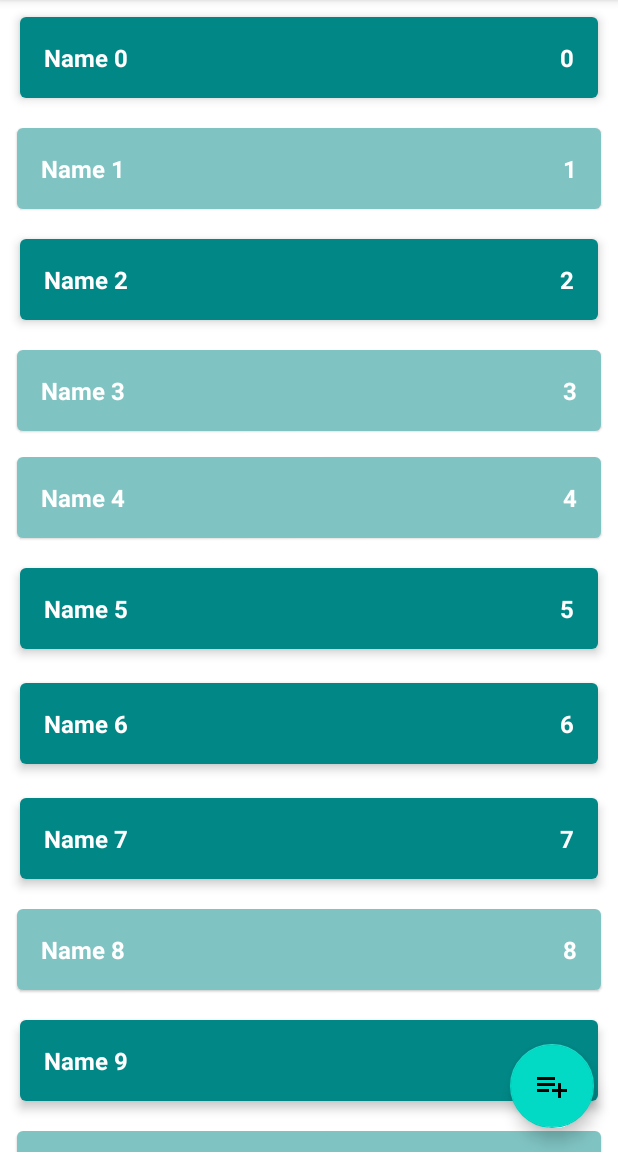
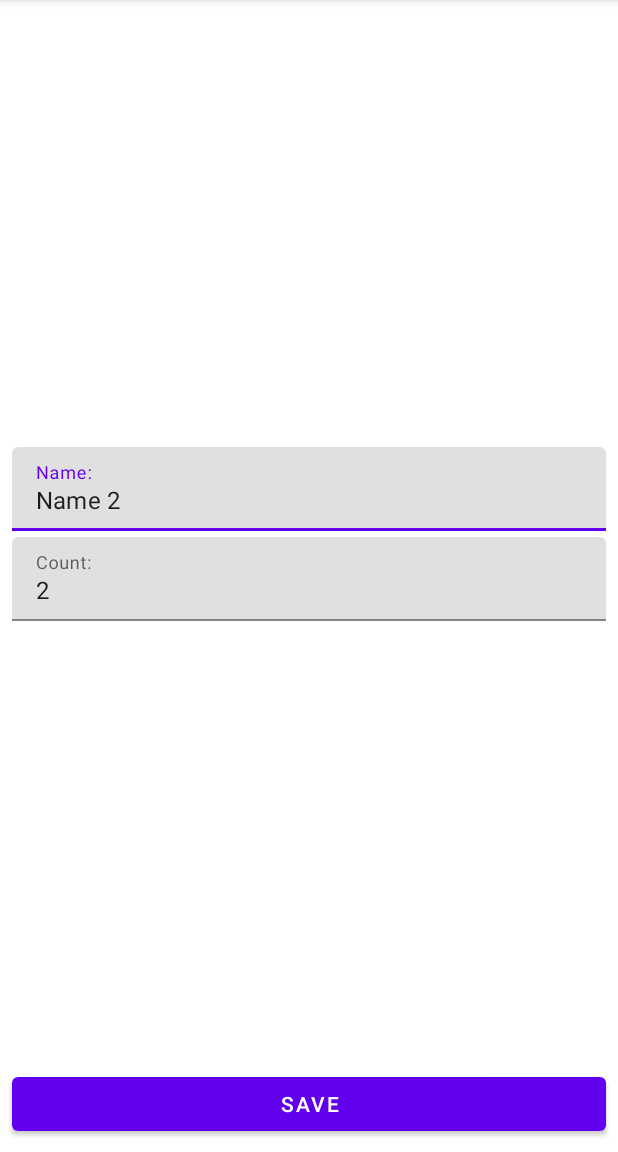
Before and after one commit to DaniilLaureanti/ShoppingList, an Android app: the screen it shows after launch (MainActivity before the commit, ShopItemActivity after it), after a tap on an icon or button, on a phone screen of 412 x 824 dp, the part 84-1236 px from its top. Run offline under Robolectric (Android 15) with nearby library versions, the light colour scheme and no system bars.

Commit message:
Completing the Shop Item Activity

```diff
--- a/app/src/main/java/com/demo/shoppinglist/data/ShopListRepositoryImpl.kt
+++ b/app/src/main/java/com/demo/shoppinglist/data/ShopListRepositoryImpl.kt
@@ -14,7 +14,7 @@ object ShopListRepositoryImpl : ShopListRepository {
     private var autoIncrementId = 0
 
     init {
-        for (i in 0 until 100) {
+        for (i in 0 until 10) {
             val item = ShopItem("Name $i", i, Random.nextBoolean())
             addShopItem(item)
         }
--- a/app/src/main/java/com/demo/shoppinglist/presentation/MainActivity.kt
+++ b/app/src/main/java/com/demo/shoppinglist/presentation/MainActivity.kt
@@ -7,6 +7,7 @@ import androidx.lifecycle.ViewModelProvider
 import androidx.recyclerview.widget.ItemTouchHelper
 import androidx.recyclerview.widget.RecyclerView
 import com.demo.shoppinglist.R
+import com.google.android.material.floatingactionbutton.FloatingActionButton
 
 class MainActivity : AppCompatActivity() {
 
@@ -20,6 +21,11 @@ class MainActivity : AppCompatActivity() {
         viewModel = ViewModelProvider(this)[MainViewModel::class.java]
         viewModel.shopList.observe(this) {
             shopListAdapter.submitList(it)
+        }
+        val buttonAddShopItem = findViewById<FloatingActionButton>(R.id.button_add_shop_item)
+        buttonAddShopItem.setOnClickListener {
+            val intent = ShopItemActivity.newIntentAddItem(this)
+            startActivity(intent)
         }
     }
 
@@ -67,7 +73,8 @@ class MainActivity : AppCompatActivity() {
 
     private fun setupClickListener() {
         shopListAdapter.onShopItemClickListener = {
-            Log.d("TestMyListener", "!!!!!!!")
+            val intent = ShopItemActivity.newIntentEditItem(this, it.id)
+            startActivity(intent)
         }
     }
 
--- a/app/src/main/java/com/demo/shoppinglist/presentation/ShopItemActivity.kt
+++ b/app/src/main/java/com/demo/shoppinglist/presentation/ShopItemActivity.kt
@@ -1,12 +1,160 @@
 package com.demo.shoppinglist.presentation
 
+import android.content.Context
+import android.content.Intent
 import androidx.appcompat.app.AppCompatActivity
 import android.os.Bundle
+import android.text.Editable
+import android.text.TextWatcher
+import android.util.Log
+import android.widget.Button
+import android.widget.EditText
+import androidx.lifecycle.ViewModelProvider
 import com.demo.shoppinglist.R
+import com.demo.shoppinglist.domain.ShopItem
+import com.google.android.material.textfield.TextInputLayout
 
 class ShopItemActivity : AppCompatActivity() {
+
+    private lateinit var viewModel: ShopItemViewModel
+
+    private lateinit var tilName: TextInputLayout
+    private lateinit var tilCount: TextInputLayout
+    private lateinit var etName: EditText
+    private lateinit var etCount: EditText
+    private lateinit var buttonSave: Button
+
+    private var screenMode = MODE_UNKNOWN
+    private var shopItemId = ShopItem.UNDEFINED_ID
+
     override fun onCreate(savedInstanceState: Bundle?) {
         super.onCreate(savedInstanceState)
         setContentView(R.layout.activity_shop_item)
+        parseIntent()
+        viewModel = ViewModelProvider(this)[ShopItemViewModel::class.java]
+        initViews()
+        addTextChangedListeners()
+        launchRightMode()
+        observeViewModel()
+    }
+
+    private fun observeViewModel() {
+        viewModel.errorInputCount.observe(this) {
+            val message = if (it) {
+                getString(R.string.error_input_count)
+            } else {
+                null
+            }
+            tilCount.error = message
+        }
+
+        viewModel.errorInputName.observe(this) {
+            val message = if (it) {
+                getString(R.string.error_input_name)
+            } else {
+                null
+            }
+            tilName.error = message
+        }
+
+        viewModel.shouldCloseScreen.observe(this) {
+            finish()
+        }
+    }
+
+    private fun launchRightMode() {
+        when (screenMode) {
+            MODE_EDIT -> launchEditMode()
+            MODE_ADD -> launchEditAdd()
+        }
+    }
+
+    private fun addTextChangedListeners() {
+        etName.addTextChangedListener(object : TextWatcher {
+            override fun beforeTextChanged(p0: CharSequence?, p1: Int, p2: Int, p3: Int) {
+            }
+
+            override fun onTextChanged(p0: CharSequence?, p1: Int, p2: Int, p3: Int) {
+                viewModel.resetErrorInputName()
+            }
+
+            override fun afterTextChanged(p0: Editable?) {
+            }
+        })
+
+        etCount.addTextChangedListener(object : TextWatcher {
+            override fun beforeTextChanged(p0: CharSequence?, p1: Int, p2: Int, p3: Int) {
+            }
+
+            override fun onTextChanged(p0: CharSequence?, p1: Int, p2: Int, p3: Int) {
+                viewModel.resetErrorInputCount()
+            }
+
+            override fun afterTextChanged(p0: Editable?) {
+            }
+        })
+    }
+
+    private fun launchEditMode() {
+        viewModel.getShopItem(shopItemId)
+        viewModel.shopItem.observe(this) {
+            etName.setText(it.name)
+            etCount.setText(it.count.toString())
+        }
+        buttonSave.setOnClickListener {
+            viewModel.editShopItem(etName.text?.toString(), etCount.text?.toString())
+        }
+    }
+
+    private fun launchEditAdd() {
+        buttonSave.setOnClickListener {
+            viewModel.addShopItem(etName.text?.toString(), etCount.text?.toString())
+        }
+    }
+
+    fun parseIntent() {
+        if (!intent.hasExtra(EXTRA_SCREEN_MODE)) {
+            throw RuntimeException("Param screen mode is absent")
+        }
+        val mode = intent.getStringExtra(EXTRA_SCREEN_MODE)
+        if (mode != MODE_EDIT && mode != MODE_ADD) {
+            throw RuntimeException("Unknown screen mode $mode")
+        }
+        screenMode = mode
+        if (screenMode == MODE_EDIT) {
+            if (!intent.hasExtra(EXTRA_SHOP_ITEM_ID)) {
+                throw RuntimeException("Param shop item id is absent")
+            }
+            shopItemId = intent.getIntExtra(EXTRA_SHOP_ITEM_ID, ShopItem.UNDEFINED_ID)
+        }
+    }
+
+    private fun initViews() {
+        tilName = findViewById(R.id.til_name)
+        tilCount = findViewById(R.id.til_count)
+        etName = findViewById(R.id.et_name)
+        etCount = findViewById(R.id.et_count)
+        buttonSave = findViewById(R.id.button_save)
+    }
+
+    companion object {
+        private const val EXTRA_SCREEN_MODE = "extra_mode"
+        private const val EXTRA_SHOP_ITEM_ID = "extra_shop_item_id"
+        private const val MODE_EDIT = "mode_edit"
+        private const val MODE_ADD = "mode_add"
+        private const val MODE_UNKNOWN = ""
+
+        fun newIntentAddItem(context: Context): Intent {
+            val intent = Intent(context, ShopItemActivity::class.java)
+            intent.putExtra(EXTRA_SCREEN_MODE, MODE_ADD)
+            return intent
+        }
+
+        fun newIntentEditItem(context: Context, shotItemId: Int): Intent {
+            val intent = Intent(context, ShopItemActivity::class.java)
+            intent.putExtra(EXTRA_SCREEN_MODE, MODE_EDIT)
+            intent.putExtra(EXTRA_SHOP_ITEM_ID, shotItemId)
+            return intent
+        }
     }
 }
--- a/app/src/main/res/layout/activity_shop_item.xml
+++ b/app/src/main/res/layout/activity_shop_item.xml
@@ -33,7 +33,7 @@
         android:layout_marginStart="8dp"
         android:layout_marginTop="4dp"
         android:layout_marginEnd="8dp"
-        app:layout_constraintBottom_toTopOf="@+id/button"
+        app:layout_constraintBottom_toTopOf="@+id/button_save"
         app:layout_constraintEnd_toEndOf="parent"
         app:layout_constraintStart_toStartOf="parent"
         app:layout_constraintTop_toBottomOf="@+id/til_name">
@@ -47,7 +47,7 @@
     </com.google.android.material.textfield.TextInputLayout>
 
     <Button
-        android:id="@+id/button"
+        android:id="@+id/button_save"
         android:layout_width="match_parent"
         android:layout_height="wrap_content"
         android:layout_marginStart="8dp"
--- a/app/src/main/res/values/strings.xml
+++ b/app/src/main/res/values/strings.xml
@@ -4,4 +4,6 @@
     <string name="name_hint">Name:</string>
     <string name="count_hint">Count:</string>
     <string name="btn_save">Save</string>
+    <string name="error_input_name">Invalid name</string>
+    <string name="error_input_count">Invalid count</string>
 </resources>
```
